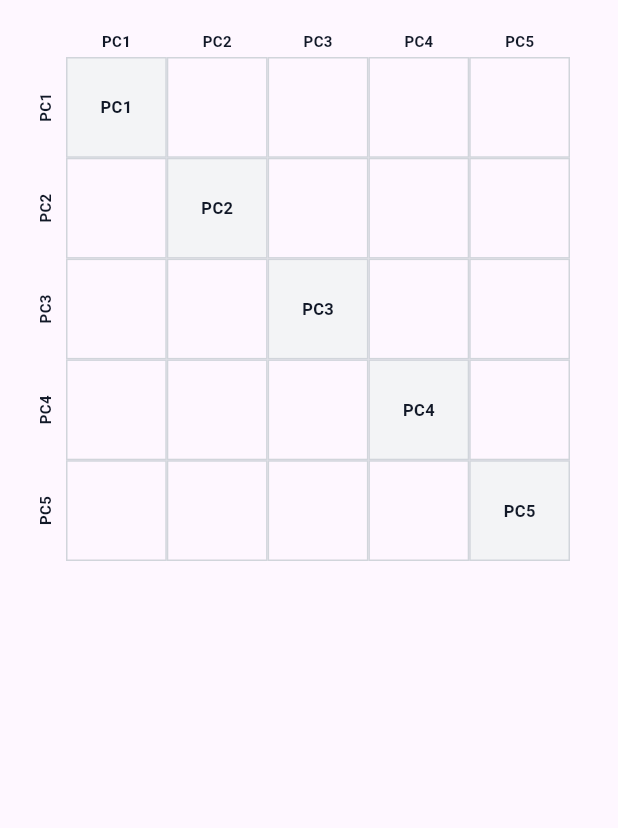
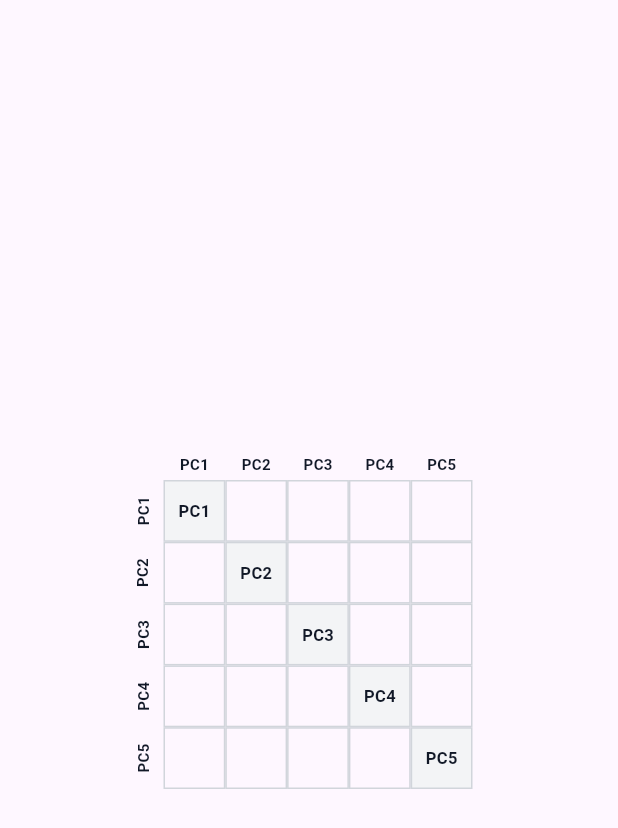
Before and after one commit to tercen/pca_flutter_operator, a Flutter app: the PairsMatrixView widget shown alone on an empty page, opened directly with empty values, on a phone screen of 412 x 824 dp. Shown: the top 828 px of the screen. Run offline on Flutter 3.47's test engine with Material 3 defaults, Android fonts, the phone set to English and light mode, and no system bars; our stand-ins replace csv, font_awesome_flutter, get_it, shared_preferences, web; missing offline and left inert: dart:js_interop, sci_tercen_client, sci_tercen_context; accounts and stored records are empty.

Commit message:
Fix pairs plot tick marks visibility and legend proximity
Tick marks:
- Move Y ticks from leftmost column to rightmost column, pointing RIGHT (outward)
- Move X ticks to bottom row, pointing DOWN (outward) instead of inward
- Darken tick color from neutral300 to neutral700 (#374151) for clear visibility
- Increase stroke width 1.0→1.5, length 4→5px
- Reduce cell padding 6→4px so ticks have room to point into the margin

Legend pinning:
- Replace Expanded+nested LayoutBuilder with single outer LayoutBuilder that
  computes gridSize = min(availW, availH) up front, reserving 130px for legend
- Wrap in Row(mainAxisSize: min) centered with Center so legend stays
  immediately adjacent to the matrix regardless of screen width

Co-Authored-By: Claude Sonnet 4.6 <noreply@anthropic.com>

```diff
--- a/lib/presentation/painters/pairs_matrix_painter.dart
+++ b/lib/presentation/painters/pairs_matrix_painter.dart
@@ -7,8 +7,8 @@ class PairsCellPainter extends CustomPainter {
   final int pcIndexX;
   final int pcIndexY;
   final Color Function(int ci) colorForSample;
-  final bool showXTicks;
-  final bool showYTicks;
+  final bool showXTicks; // bottom row: ticks point downward (outside plot area)
+  final bool showYTicks; // right column: ticks point rightward (outside plot area)
   final Color tickColor;
 
   PairsCellPainter({
@@ -18,14 +18,14 @@ class PairsCellPainter extends CustomPainter {
     required this.colorForSample,
     this.showXTicks = false,
     this.showYTicks = false,
-    this.tickColor = const Color(0xFF9CA3AF),
+    this.tickColor = const Color(0xFF374151),
   });
 
   @override
   void paint(Canvas canvas, Size size) {
     if (scores.isEmpty) return;
 
-    const padding = 6.0;
+    const padding = 4.0;
     final plotLeft = padding;
     final plotTop = padding;
     final plotWidth = size.width - padding * 2;
@@ -73,35 +73,35 @@ class PairsCellPainter extends CustomPainter {
       );
     }
 
-    // Tick marks on outer edges — 5 ticks, inward-pointing
+    // Outward-pointing tick marks on outer panel edges
     final tickPaint = Paint()
       ..color = tickColor
-      ..strokeWidth = 1.0;
+      ..strokeWidth = 1.5;
 
     const numTicks = 4;
-    const tickLen = 4.0;
+    const tickLen = 5.0;
 
     if (showYTicks) {
-      // Horizontal ticks on the left edge, pointing right
+      // Y ticks on RIGHT edge, pointing rightward (outward from plot)
       for (var i = 0; i <= numTicks; i++) {
         final t = i / numTicks;
         final y = plotTop + (1 - t) * plotHeight;
         canvas.drawLine(
-          Offset(plotLeft, y),
-          Offset(plotLeft + tickLen, y),
+          Offset(plotLeft + plotWidth, y),
+          Offset(plotLeft + plotWidth + tickLen, y),
           tickPaint,
         );
       }
     }
 
     if (showXTicks) {
-      // Vertical ticks on the bottom edge, pointing up
+      // X ticks on BOTTOM edge, pointing downward (outward from plot)
       for (var i = 0; i <= numTicks; i++) {
         final t = i / numTicks;
         final x = plotLeft + t * plotWidth;
         canvas.drawLine(
           Offset(x, plotTop + plotHeight),
-          Offset(x, plotTop + plotHeight - tickLen),
+          Offset(x, plotTop + plotHeight + tickLen),
           tickPaint,
         );
       }
--- a/lib/presentation/widgets/visualizations/pairs_matrix_view.dart
+++ b/lib/presentation/widgets/visualizations/pairs_matrix_view.dart
@@ -24,31 +24,33 @@ class PairsMatrixView extends StatelessWidget {
     final n = provider.numComponents;
     final borderColor = isDark ? AppColorsDark.border : AppColors.border;
     final textColor = isDark ? AppColorsDark.textPrimary : AppColors.textPrimary;
-    // Distinct fill for diagonal label cells
     final diagBg = isDark ? const Color(0xFF374151) : AppColors.neutral100;
+    // Visible tick color — neutral700 in light mode, neutral400 in dark
+    final tickColor =
+        isDark ? const Color(0xFF9CA3AF) : const Color(0xFF374151);
 
-    return Padding(
-      padding: const EdgeInsets.all(16.0),
-      child: Row(
+    // Fixed layout constants
+    const outerLabelW = 28.0; // left row-label column
+    const outerLabelH = 22.0; // top col-label row
+    const legendGap = 16.0;
+    const legendReserve = 130.0; // width reserved for legend
+    const padding = 16.0;
+
+    return LayoutBuilder(
+      builder: (context, constraints) {
+        // Compute the largest square grid that fits, leaving room for labels
+        // and the legend alongside.
+        final availW =
+            constraints.maxWidth - padding * 2 - outerLabelW - legendGap - legendReserve;
+        final availH = constraints.maxHeight - padding * 2 - outerLabelH;
+        final gridSize = min(availW, availH).clamp(0.0, double.infinity);
+
+        // ── Build the column-header + grid block ───────────────────────────
+        final matrixBlock = Column(
+          mainAxisSize: MainAxisSize.min,
           crossAxisAlignment: CrossAxisAlignment.start,
           children: [
-          // Square matrix with outer PC labels
-          Expanded(
-            child: LayoutBuilder(
-              builder: (context, constraints) {
-                // Reserve space for the outer axis labels
-                const outerLabelW = 28.0; // left: row (PC) labels
-                const outerLabelH = 22.0; // top: column (PC) labels
-
-                final availW = constraints.maxWidth - outerLabelW;
-                final availH = constraints.maxHeight - outerLabelH;
-                // Constrain to square
-                final gridSize = min(availW, availH);
-
-                return Column(
-                  crossAxisAlignment: CrossAxisAlignment.start,
-                  children: [
-                    // ── Top row: spacer + column PC labels ──────────────────
+            // Column (PC) labels above the grid
             Row(
               children: [
                 SizedBox(width: outerLabelW),
@@ -76,11 +78,11 @@ class PairsMatrixView extends StatelessWidget {
               ],
             ),
 
-                    // ── Matrix rows + left row PC labels ────────────────────
+            // Row labels (left) + the grid
             Row(
               crossAxisAlignment: CrossAxisAlignment.start,
               children: [
-                        // Left column: rotated row labels
+                // Rotated row (PC) labels
                 SizedBox(
                   width: outerLabelW,
                   height: gridSize,
@@ -106,7 +108,7 @@ class PairsMatrixView extends StatelessWidget {
                   ),
                 ),
 
-                        // The grid
+                // The cell grid
                 SizedBox(
                   width: gridSize,
                   height: gridSize,
@@ -122,8 +124,8 @@ class PairsMatrixView extends StatelessWidget {
                                 child: Container(
                                   decoration: BoxDecoration(
                                     color: diagBg,
-                                            border: Border.all(
-                                                color: borderColor, width: 1.0),
+                                    border:
+                                        Border.all(color: borderColor, width: 1.0),
                                   ),
                                   child: Center(
                                     child: Text(
@@ -139,25 +141,24 @@ class PairsMatrixView extends StatelessWidget {
                               );
                             }
 
-                                    // Off-diagonal: scatter cell
-                                    // Show Y ticks on leftmost column,
-                                    // X ticks on bottom row
+                            // Off-diagonal scatter cell.
+                            // Y ticks on rightmost column (pointing right),
+                            // X ticks on bottom row (pointing down).
                             return Expanded(
                               child: Container(
                                 decoration: BoxDecoration(
-                                          border: Border.all(
-                                              color: borderColor, width: 1.0),
+                                  border:
+                                      Border.all(color: borderColor, width: 1.0),
                                 ),
                                 child: CustomPaint(
                                   painter: PairsCellPainter(
                                     scores: data.scores,
                                     pcIndexX: col,
                                     pcIndexY: row,
-                                            colorForSample:
-                                                provider.getColorForSample,
-                                            showYTicks: col == 0,
+                                    colorForSample: provider.getColorForSample,
+                                    showYTicks: col == n - 1,
                                     showXTicks: row == n - 1,
-                                            tickColor: borderColor,
+                                    tickColor: tickColor,
                                   ),
                                   child: const SizedBox.expand(),
                                 ),
@@ -173,20 +174,24 @@ class PairsMatrixView extends StatelessWidget {
             ),
           ],
         );
-              },
+
+        // ── Centre the matrix+legend group within the available space ──────
+        return Center(
+          child: Padding(
+            padding: const EdgeInsets.all(padding),
+            child: Row(
+              mainAxisSize: MainAxisSize.min,
+              crossAxisAlignment: CrossAxisAlignment.start,
+              children: [
+                matrixBlock,
+                const SizedBox(width: legendGap),
+                // Legend stays immediately adjacent — never floats to edge
+                ColorLegend(colorMap: provider.colorMap, isDark: isDark),
+              ],
             ),
           ),
-
-          // ── Color legend to the right, outside the matrix ──────────────
-          Padding(
-            padding: const EdgeInsets.only(left: 16.0),
-            child: ColorLegend(
-              colorMap: provider.colorMap,
-              isDark: isDark,
-            ),
-          ),
-        ],
-      ),
+        );
+      },
     );
   }
 }
```
Also changed, not shown: 4 other files. Lines whose indentation alone changed are shown as unchanged.
